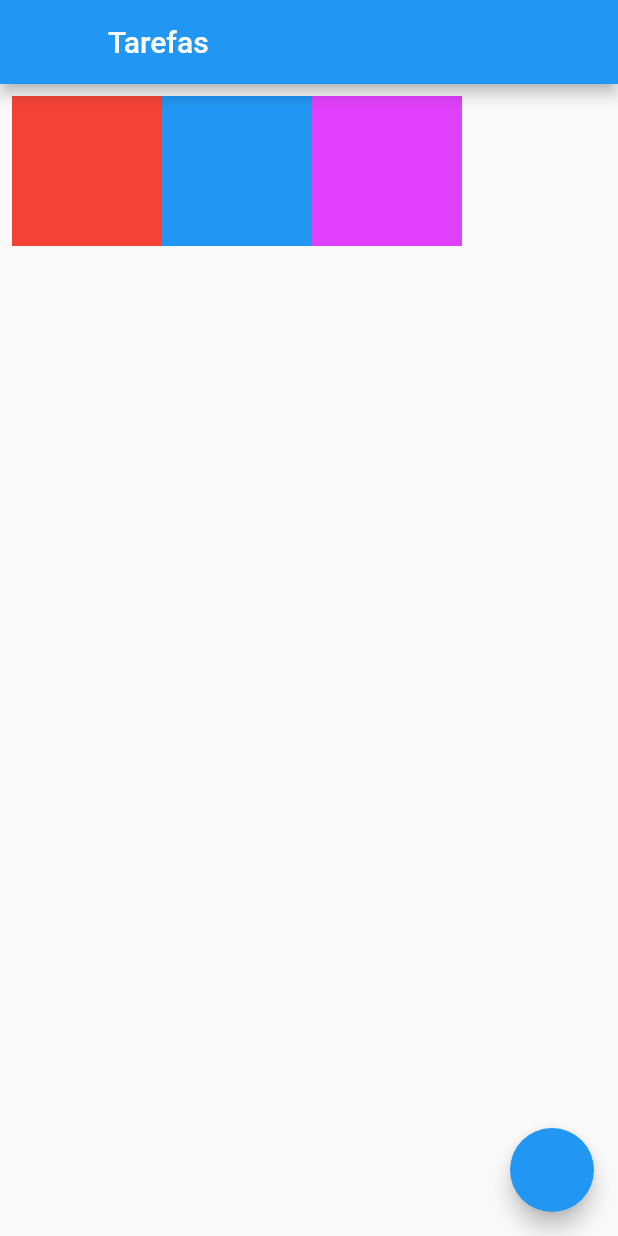
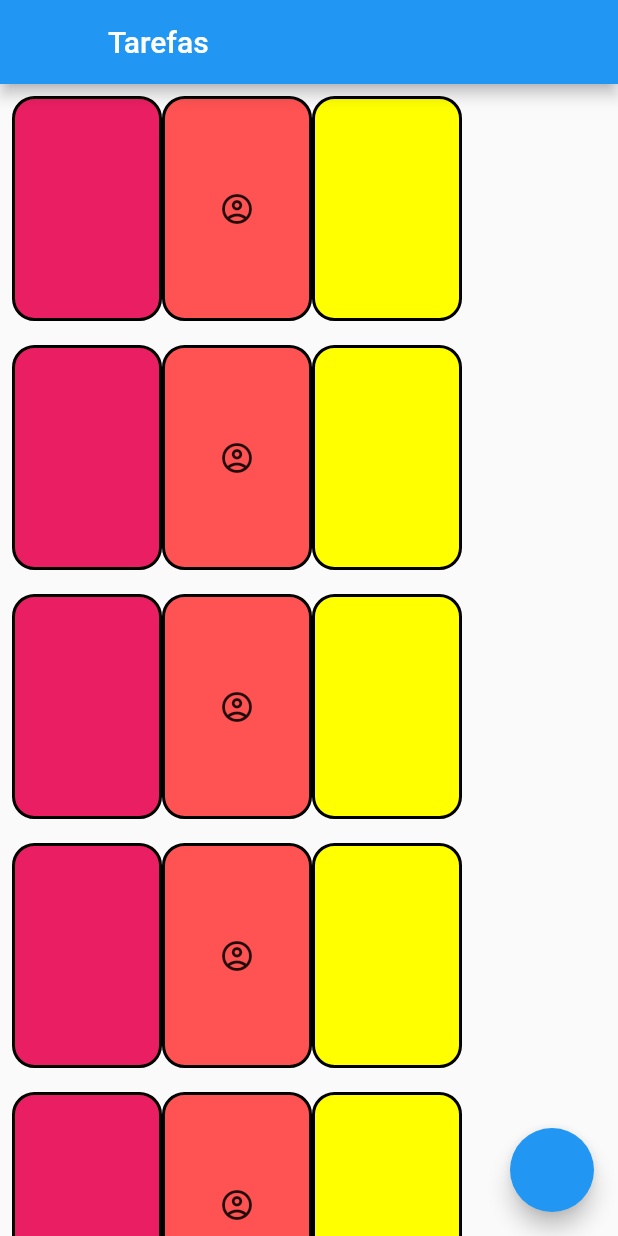
Before and after one commit to harrisonpinchieri/projetoandroid, a Flutter app: the screen it shows after launch, on a phone screen of 412 x 824 dp. Run offline on Flutter 3.47's test engine with Material 2 defaults, Android fonts, the phone set to English and light mode, and no system bars.

```diff
--- a/lib/main.dart
+++ b/lib/main.dart
@@ -29,36 +29,77 @@ class MyApp extends StatelessWidget {
           leading: Container(),
           title: Text('Tarefas'),
         ),
-        body: caixas(),
+        body: ListView(
+
+          children: [
+            caixas(),
+            caixas(),
+            caixas(),
+            caixas(),
+            caixas(),
+            caixas(),
+            caixas(),
+            caixas(),
+            caixas(),
+            caixas(),
+
+
+          ],
+
+        ),
         floatingActionButton: FloatingActionButton(onPressed: () {}),
+
+
       ),
+
     );
   }
 }
+
 class caixas extends StatelessWidget {
-
   const caixas({Key? key}) : super(key: key);
 
   @override
   Widget build(BuildContext context) {
     return Padding(
       padding: const EdgeInsets.all(8.0),
-      child: Column(
+      child: Stack(
         children: [
+          Container(
+            decoration: BoxDecoration(
+              borderRadius: BorderRadius.circular(4),
+            ),
+            child: Row(
+              children: [
+                Container(
+                  decoration: BoxDecoration(
+                      borderRadius: BorderRadius.circular(15),
+                      border: Border.all(color: Colors.black, width: 2),
+                      color: Colors.pink),
+                  width: 100,
+                  height: 150,
+                ),
+                Container(
+                  child: Icon(Icons.account_circle_outlined),
+                  decoration: BoxDecoration(
+                      borderRadius: BorderRadius.circular(15),
+                      border: Border.all(color: Colors.black, width: 2),
+                      color: Colors.redAccent),
+                  width: 100,
+                  height: 150,
+                ),
+                Container(
+                  decoration: BoxDecoration(
+                      borderRadius: BorderRadius.circular(15),
+                      border: Border.all(color: Colors.black, width: 2),
+                      color: Colors.yellowAccent),
+                  width: 100,
+                  height: 150,
+                ),
 
-          Row(
-            children: [
-              Container(color:Colors.red,width: 100, height: 100,),
-              Container(color:Colors.blue,width: 100, height: 100,),
-              Container(color:Colors.purpleAccent,width: 100, height: 100,),
-            ],
+              ],
+            ),
           ),
-
-
-
-
-
-
         ],
       ),
     );
```
